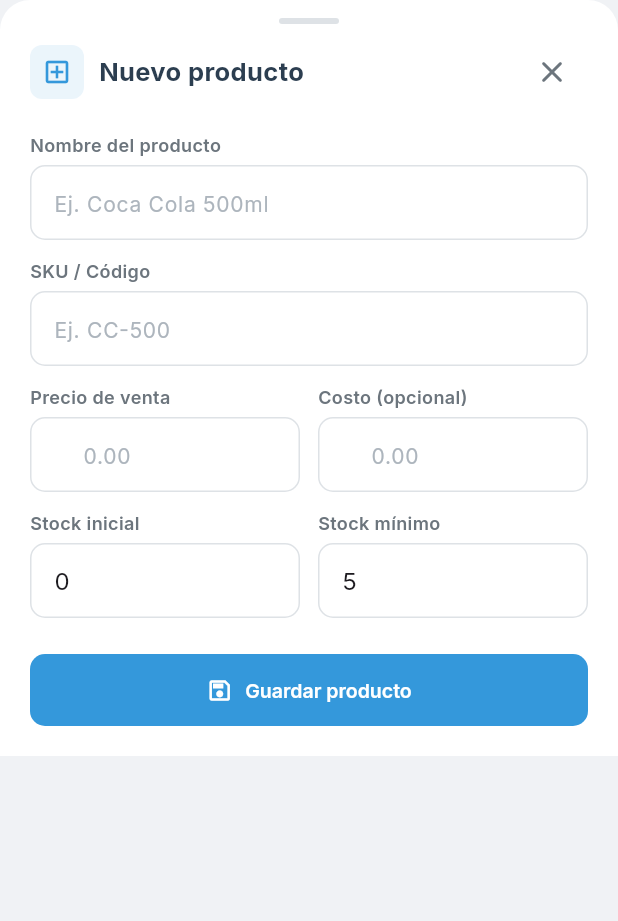
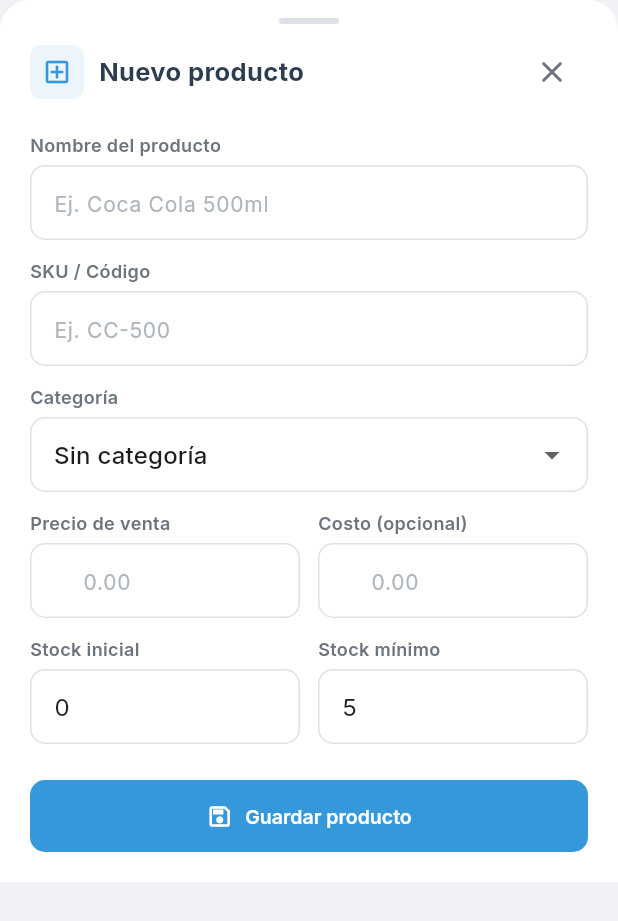
Before and after one commit to LeandroP3012/POS_INVENTARIO, a Flutter app: the _AddProductSheet widget shown alone on an empty page, opened directly with empty values, on a phone screen of 412 x 824 dp. Shown: the top 921 px of the screen. Run offline on Flutter 3.47's test engine with Material 3 defaults, Android fonts, the phone set to English and light mode, and no system bars; our stand-ins replace dio, fl_chart, flutter_secure_storage, google_fonts, shared_preferences; accounts and stored records are empty; network calls fail; statements that could not run were skipped.

Commit message:
Session timeout 180s, dashboard auto-refresh on resume, product category selector

```diff
--- a/mobile/lib/core/constants.dart
+++ b/mobile/lib/core/constants.dart
@@ -16,3 +16,9 @@ const int kRequestTimeout = 30;
 // Clave de almacenamiento del token JWT
 const String kTokenKey = 'auth_token';
 const String kUserKey = 'current_user';
+
+// Clave para el timestamp de inicio de sesión (usado para expirar la sesión)
+const String kSessionTimestampKey = 'session_timestamp';
+
+// Duración máxima de la sesión en segundos antes de requerir nuevo login
+const int kSessionMaxSeconds = 180;
--- a/mobile/lib/screens/products_screen.dart
+++ b/mobile/lib/screens/products_screen.dart
@@ -377,6 +377,33 @@ class _AddProductSheetState extends State<_AddProductSheet> {
   final _minStockCtrl = TextEditingController(text: '5');
   bool _saving = false;
 
+  // Categorías cargadas desde la API
+  List<Map<String, dynamic>> _categories = [];
+  int? _selectedCategoryId;
+  bool _loadingCategories = true;
+
+  @override
+  void initState() {
+    super.initState();
+    _loadCategories();
+  }
+
+  Future<void> _loadCategories() async {
+    try {
+      final res = await ApiClient.instance.get('/categories/');
+      final data = res.data;
+      List<Map<String, dynamic>> cats = [];
+      if (data is List) {
+        cats = List<Map<String, dynamic>>.from(data);
+      } else if (data is Map && data['data'] != null) {
+        cats = List<Map<String, dynamic>>.from(data['data'] as List);
+      }
+      if (mounted) setState(() { _categories = cats; _loadingCategories = false; });
+    } catch (_) {
+      if (mounted) setState(() => _loadingCategories = false);
+    }
+  }
+
   @override
   void dispose() {
     _nameCtrl.dispose();
@@ -400,6 +427,7 @@ class _AddProductSheetState extends State<_AddProductSheet> {
       'stock_quantity': double.tryParse(_stockCtrl.text) ?? 0,
       'min_stock': double.tryParse(_minStockCtrl.text) ?? 5,
       'status': 'active',
+      if (_selectedCategoryId != null) 'category_id': _selectedCategoryId,
     });
 
     if (mounted) Navigator.pop(context);
@@ -463,6 +491,57 @@ class _AddProductSheetState extends State<_AddProductSheet> {
               const SizedBox(height: 12),
               _field(_skuCtrl, 'SKU / Código',
                   hint: 'Ej. CC-500', required: true),
+              const SizedBox(height: 12),
+              // ── Categoría ───────────────────────────────────
+              Column(
+                crossAxisAlignment: CrossAxisAlignment.start,
+                children: [
+                  Text(
+                    'Categoría',
+                    style: GoogleFonts.inter(
+                      fontSize: 12,
+                      fontWeight: FontWeight.w600,
+                      color: AppColors.textSecondary,
+                    ),
+                  ),
+                  const SizedBox(height: 5),
+                  _loadingCategories
+                      ? const SizedBox(
+                          height: 48,
+                          child: Center(
+                              child: SizedBox(
+                                  height: 18,
+                                  width: 18,
+                                  child: CircularProgressIndicator(
+                                      strokeWidth: 2))))
+                      : DropdownButtonFormField<int?>(
+                          value: _selectedCategoryId,
+                          decoration: const InputDecoration(
+                            contentPadding: EdgeInsets.symmetric(
+                                horizontal: 12, vertical: 13),
+                          ),
+                          hint: const Text('Sin categoría'),
+                          items: [
+                            const DropdownMenuItem<int?>(
+                              value: null,
+                              child: Text('Sin categoría'),
+                            ),
+                            ..._categories.map((cat) {
+                              final id = cat['category_id'] as int? ??
+                                  cat['id'] as int?;
+                              final name =
+                                  cat['name']?.toString() ?? 'Sin nombre';
+                              return DropdownMenuItem<int?>(
+                                value: id,
+                                child: Text(name),
+                              );
+                            }),
+                          ],
+                          onChanged: (v) =>
+                              setState(() => _selectedCategoryId = v),
+                        ),
+                ],
+              ),
               const SizedBox(height: 12),
               Row(children: [
                 Expanded(
```
Also changed, not shown: mobile/lib/providers/auth_provider.dart (+23 -1 lines), mobile/lib/screens/dashboard_screen.dart (+18 -1 lines).
